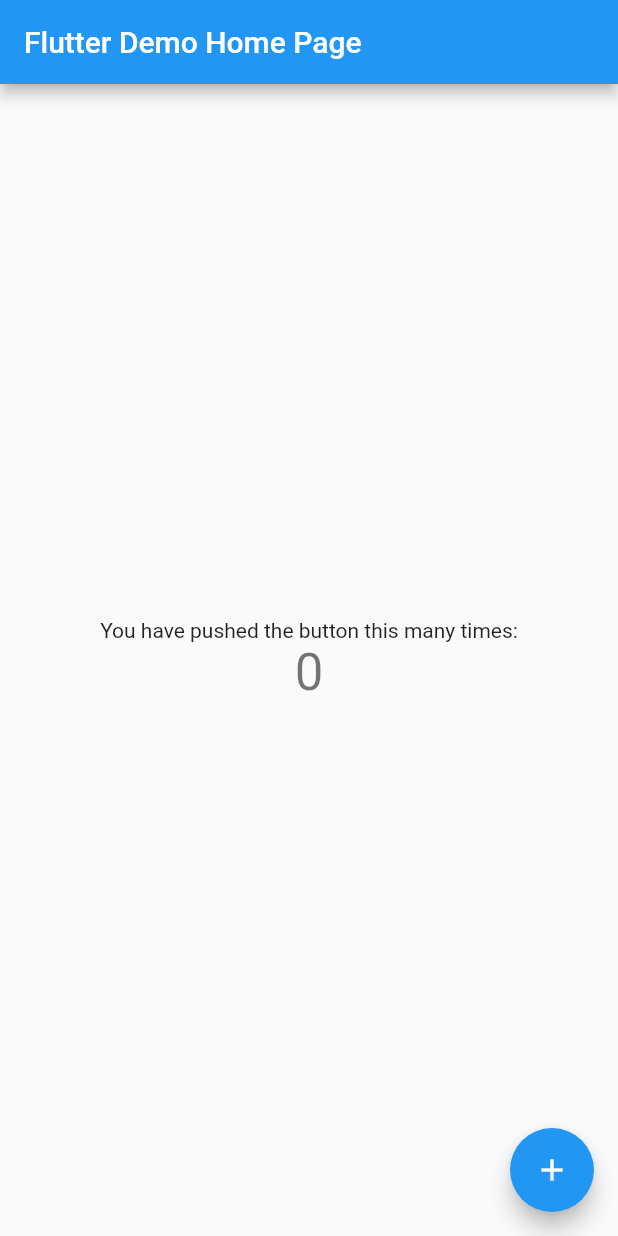
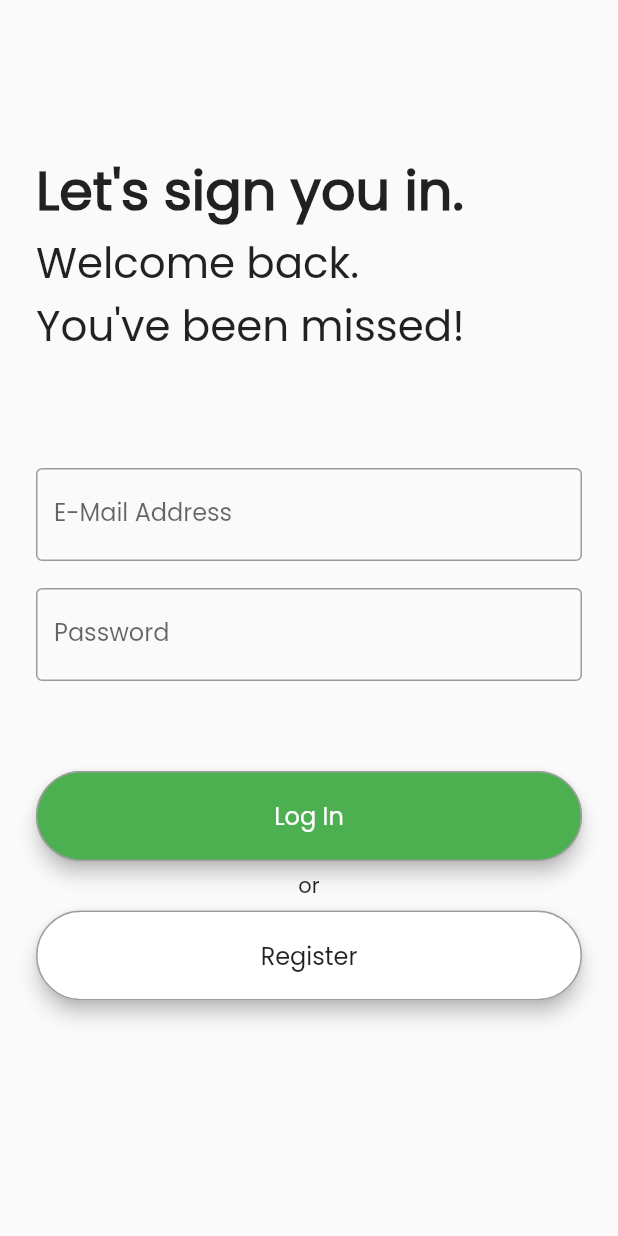
Before and after one commit to tryoasnafi/flutter-login, a Flutter app: the screen it shows after launch, on a phone screen of 412 x 824 dp. Run offline on Flutter 3.47's test engine with Material 2 defaults, Android fonts, the phone set to English and light mode, and no system bars; our stand-ins replace sqflite; accounts and stored records are empty.

Commit message:
Create login page

```diff
--- a/lib/main.dart
+++ b/lib/main.dart
@@ -1,117 +1,30 @@
 import 'package:flutter/material.dart';
 
-void main() {
-  runApp(MyApp());
-}
+import 'pages/home_page.dart';
+import 'pages/login_page.dart';
+import 'pages/register_page.dart';
+
+void main() => runApp(MyApp());
+
+final routes = {
+  '/login': (BuildContext context) => LoginPage(),
+  '/home': (BuildContext context) => HomePage(),
+  '/register': (BuildContext context) => RegisterPage(),
+  '/': (BuildContext context) => LoginPage(),
+};
 
 class MyApp extends StatelessWidget {
-  // This widget is the root of your application.
   @override
   Widget build(BuildContext context) {
     return MaterialApp(
-      title: 'Flutter Demo',
+      title: 'Flutter Login',
       theme: ThemeData(
-        // This is the theme of your application.
-        //
-        // Try running your application with "flutter run". You'll see the
-        // application has a blue toolbar. Then, without quitting the app, try
-        // changing the primarySwatch below to Colors.green and then invoke
-        // "hot reload" (press "r" in the console where you ran "flutter run",
-        // or simply save your changes to "hot reload" in a Flutter IDE).
-        // Notice that the counter didn't reset back to zero; the application
-        // is not restarted.
-        primarySwatch: Colors.blue,
-        // This makes the visual density adapt to the platform that you run
-        // the app on. For desktop platforms, the controls will be smaller and
-        // closer together (more dense) than on mobile platforms.
-        visualDensity: VisualDensity.adaptivePlatformDensity,
+        brightness: Brightness.light,
+        fontFamily: 'Poppins',
+        primarySwatch: Colors.blueGrey,
       ),
-      home: MyHomePage(title: 'Flutter Demo Home Page'),
+      routes: routes,
+      debugShowCheckedModeBanner: false,
     );
   }
 }
-
-class MyHomePage extends StatefulWidget {
-  MyHomePage({Key key, this.title}) : super(key: key);
-
-  // This widget is the home page of your application. It is stateful, meaning
-  // that it has a State object (defined below) that contains fields that affect
-  // how it looks.
-
-  // This class is the configuration for the state. It holds the values (in this
-  // case the title) provided by the parent (in this case the App widget) and
-  // used by the build method of the State. Fields in a Widget subclass are
-  // always marked "final".
-
-  final String title;
-
-  @override
-  _MyHomePageState createState() => _MyHomePageState();
-}
-
-class _MyHomePageState extends State<MyHomePage> {
-  int _counter = 0;
-
-  void _incrementCounter() {
-    setState(() {
-      // This call to setState tells the Flutter framework that something has
-      // changed in this State, which causes it to rerun the build method below
-      // so that the display can reflect the updated values. If we changed
-      // _counter without calling setState(), then the build method would not be
-      // called again, and so nothing would appear to happen.
-      _counter++;
-    });
-  }
-
-  @override
-  Widget build(BuildContext context) {
-    // This method is rerun every time setState is called, for instance as done
-    // by the _incrementCounter method above.
-    //
-    // The Flutter framework has been optimized to make rerunning build methods
-    // fast, so that you can just rebuild anything that needs updating rather
-    // than having to individually change instances of widgets.
-    return Scaffold(
-      appBar: AppBar(
-        // Here we take the value from the MyHomePage object that was created by
-        // the App.build method, and use it to set our appbar title.
-        title: Text(widget.title),
-      ),
-      body: Center(
-        // Center is a layout widget. It takes a single child and positions it
-        // in the middle of the parent.
-        child: Column(
-          // Column is also a layout widget. It takes a list of children and
-          // arranges them vertically. By default, it sizes itself to fit its
-          // children horizontally, and tries to be as tall as its parent.
-          //
-          // Invoke "debug painting" (press "p" in the console, choose the
-          // "Toggle Debug Paint" action from the Flutter Inspector in Android
-          // Studio, or the "Toggle Debug Paint" command in Visual Studio Code)
-          // to see the wireframe for each widget.
-          //
-          // Column has various properties to control how it sizes itself and
-          // how it positions its children. Here we use mainAxisAlignment to
-          // center the children vertically; the main axis here is the vertical
-          // axis because Columns are vertical (the cross axis would be
-          // horizontal).
-          mainAxisAlignment: MainAxisAlignment.center,
-          children: <Widget>[
-            Text(
-              'You have pushed the button this many times:',
-            ),
-            Text(
-              '$_counter',
-              style: Theme.of(context).textTheme.headline4,
-            ),
-          ],
-        ),
-      ),
-      floatingActionButton: FloatingActionButton(
-        onPressed: _incrementCounter,
-        tooltip: 'Increment',
-        child: Icon(Icons.add),
-      ), // This trailing comma makes auto-formatting nicer for build methods.
-    );
-  }
-}
--- /dev/null
+++ b/lib/pages/home_page.dart
@@ -0,0 +1,14 @@
+import 'package:flutter/material.dart';
+
+class HomePage extends StatelessWidget {
+  @override
+  Widget build(BuildContext context) {
+    return Scaffold(
+      appBar: AppBar(
+        centerTitle: true,
+        title: Text('Dashboard'),
+      ),
+      body: Container(),
+    );
+  }
+}
--- /dev/null
+++ b/lib/pages/login_page.dart
@@ -0,0 +1,127 @@
+import 'package:flutter/cupertino.dart';
+import 'package:flutter/material.dart';
+import 'package:flutter/painting.dart';
+
+class LoginPage extends StatefulWidget {
+  @override
+  _LoginPageState createState() => _LoginPageState();
+}
+
+class _LoginPageState extends State<LoginPage> {
+  final _formKey = GlobalKey<FormState>();
+
+  @override
+  Widget build(BuildContext context) {
+    return Scaffold(
+      body: Column(
+        children: [
+          Container(
+            padding: EdgeInsets.only(left: 24.0, top: 100.0),
+            child: Column(
+              crossAxisAlignment: CrossAxisAlignment.stretch,
+              children: [
+                Text(
+                  "Let's sign you in.",
+                  style: TextStyle(
+                    fontSize: 36.0,
+                    fontWeight: FontWeight.bold,
+                  ),
+                ),
+                Text(
+                  "Welcome back.",
+                  style: TextStyle(
+                    fontSize: 28.0,
+                  ),
+                ),
+                Text(
+                  "You've been missed!",
+                  style: TextStyle(
+                    fontSize: 28.0,
+                  ),
+                ),
+              ],
+            ),
+          ),
+          Container(
+            margin: EdgeInsets.only(top: 50),
+            padding: EdgeInsets.all(24.0),
+            child: Form(
+              key: _formKey,
+              child: Column(
+                crossAxisAlignment: CrossAxisAlignment.stretch,
+                children: [
+                  TextFormField(
+                    keyboardType: TextInputType.emailAddress,
+                    decoration: InputDecoration(
+                      labelText: 'E-Mail Address',
+                      border: OutlineInputBorder(borderSide: BorderSide()),
+                    ),
+                    validator: (val) => val.length == 0 ? 'Enter Name' : null,
+                  ),
+                  SizedBox(height: 18,),
+                  TextFormField(
+                    keyboardType: TextInputType.visiblePassword,
+                    decoration: InputDecoration(
+                        labelText: 'Password',
+                        border: OutlineInputBorder(borderSide: BorderSide()),
+                    ),
+                    obscureText: true,
+                    validator: (val) => val.length == 0 ? 'Enter Name' : null,
+                  ),
+                  SizedBox(height: 60,),
+                  MaterialButton(
+                    onPressed: () {},
+                    child: Text(
+                      'Log In',
+                      style: TextStyle(
+                        fontSize: 16,
+                      ),
+                    ),
+                    color: Colors.green,
+                    elevation: 5,
+                    textColor: Colors.white,
+                    padding: EdgeInsets.symmetric(vertical: 18.0),
+                    shape: RoundedRectangleBorder(
+                      side: BorderSide(
+                        color: Colors.grey,
+                        width: 1.0,
+                        style: BorderStyle.solid,
+                      ),
+                      borderRadius: BorderRadius.circular(30),
+                    ),
+                  ),
+                  SizedBox(height: 6,),
+                  Text(
+                    "or",
+                    textAlign: TextAlign.center,
+                  ),
+                  SizedBox(height: 6,),
+                  MaterialButton(
+                    onPressed: () {},
+                    child: Text(
+                      'Register',
+                      style: TextStyle(
+                        fontSize: 16,
+                      ),
+                    ),
+                    color: Colors.white,
+                    elevation: 5,
+                    padding: EdgeInsets.symmetric(vertical: 18.0),
+                    shape: RoundedRectangleBorder(
+                      side: BorderSide(
+                        color: Colors.grey,
+                        width: 1.0,
+                        style: BorderStyle.solid,
+                      ),
+                      borderRadius: BorderRadius.circular(30),
+                    ),
+                  ),
+                ],
+              ),
+            ),
+          ),
+        ],
+      ),
+    );
+  }
+}
--- /dev/null
+++ b/lib/pages/register_page.dart
@@ -0,0 +1,13 @@
+import 'package:flutter/material.dart';
+
+class RegisterPage extends StatefulWidget {
+  @override
+  _RegisterPageState createState() => _RegisterPageState();
+}
+
+class _RegisterPageState extends State<RegisterPage> {
+  @override
+  Widget build(BuildContext context) {
+    return Container();
+  }
+}
```
Also changed, not shown: pubspec.yaml (+7 -11 lines), assets/fonts/Poppins-Regular.ttf (added), assets/fonts/RobotoMono-Regular.ttf (added).
